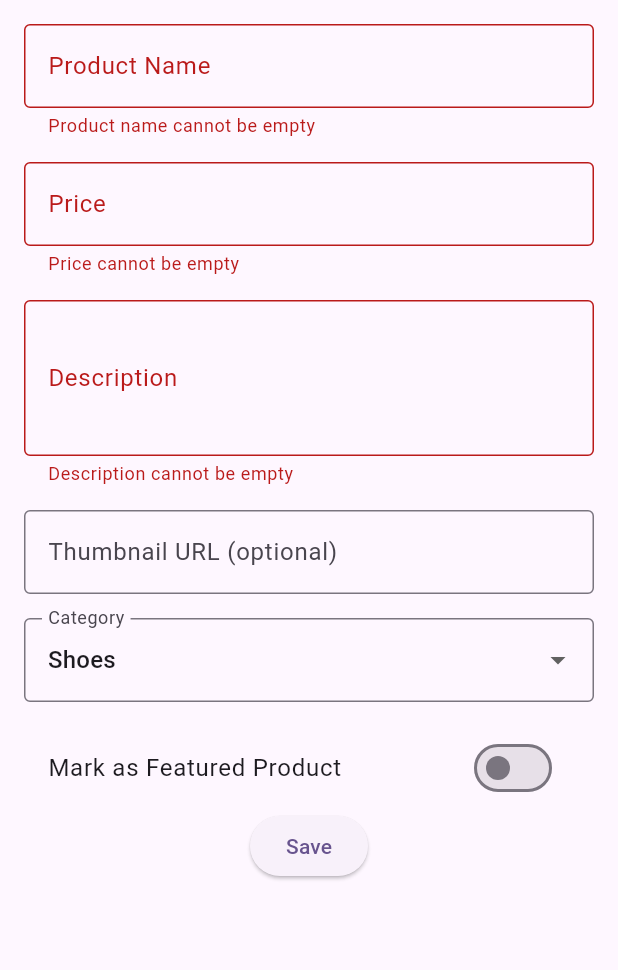
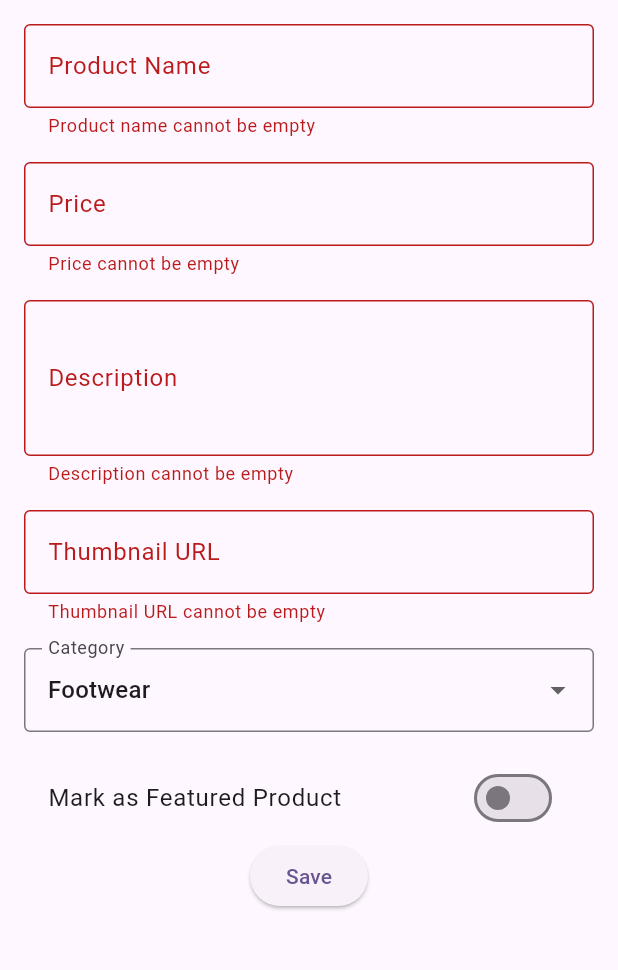
Before and after one commit to aldofahrezy/football-shop-mobile, a Flutter app: the ProductFormPage screen opened directly, after a tap on "Save", on a phone screen of 412 x 824 dp, the part 84-1054 px from its top. Run offline on Flutter 3.47's test engine with Material 3 defaults, Android fonts, the phone set to English and light mode, and no system bars.

Commit message:
Unoptional Thumbnail and Added more category choices

```diff
--- a/lib/product_form.dart
+++ b/lib/product_form.dart
@@ -14,14 +14,18 @@ class _ProductFormPageState extends State<ProductFormPage> {
   double _price = 0.0;
   String _description = "";
   String _thumbnail = "";
-  String _category = "shoes"; // default
+  String _category = "Footwear"; // default
   bool _isFeatured = false;
 
   final List<String> _categories = [
-    'shoes',
-    'jersey',
-    'accessories',
-    'equipment',
+    'Kits & Jerseys',
+    'Footwear',
+    'Equipment',
+    'Goalkeeper',
+    'Clothing & Apparel',
+    'Fan Shop',
+    'Kids & Youth',
+    'Accessories',
   ];
 
   @override
@@ -128,7 +132,7 @@ class _ProductFormPageState extends State<ProductFormPage> {
                 padding: const EdgeInsets.only(bottom: 16.0),
                 child: TextFormField(
                   decoration: const InputDecoration(
-                    labelText: 'Thumbnail URL (optional)',
+                    labelText: 'Thumbnail URL',
                     border: OutlineInputBorder(),
                   ),
                   onChanged: (value) {
@@ -137,11 +141,12 @@ class _ProductFormPageState extends State<ProductFormPage> {
                     });
                   },
                   validator: (value) {
-                    if (value != null && value.isNotEmpty) {
-                      final uri = Uri.tryParse(value);
-                      if (uri == null || !uri.hasScheme || !uri.hasAuthority) {
-                        return 'Please enter a valid URL';
-                      }
+                    if (value == null || value.isEmpty) {
+                      return 'Thumbnail URL cannot be empty';
+                    }
+                    final uri = Uri.tryParse(value);
+                    if (uri == null || !uri.hasScheme || !uri.hasAuthority) {
+                      return 'Please enter a valid URL';
                     }
                     return null;
                   },
@@ -219,7 +224,7 @@ class _ProductFormPageState extends State<ProductFormPage> {
                                     _price = 0.0;
                                     _description = "";
                                     _thumbnail = "";
-                                    _category = "shoes";
+                                    _category = "Footwear";
                                     _isFeatured = false;
                                   });
                                 },
```
